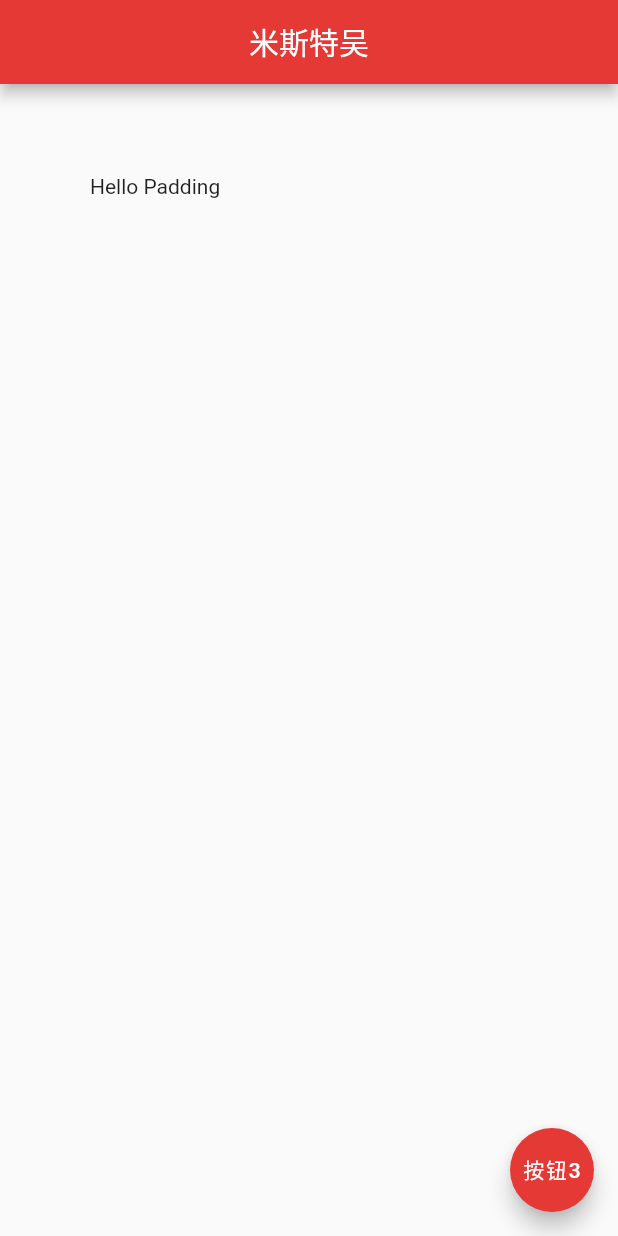
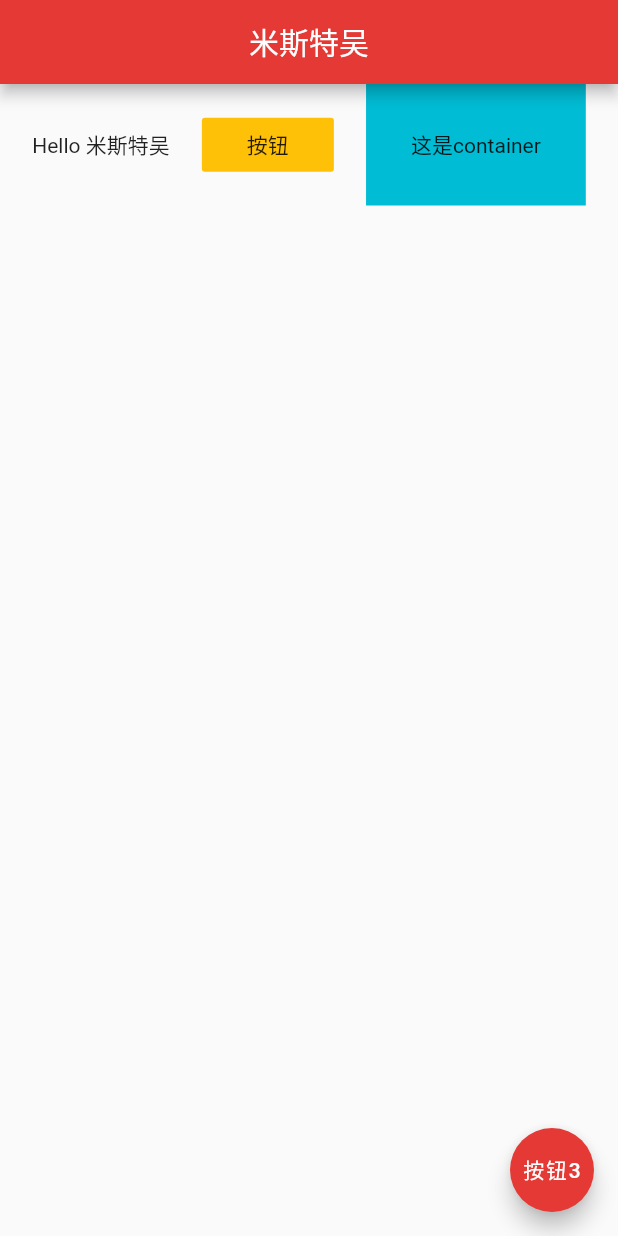
Before and after one commit to hemiahwu/flutter-basic-playlist, a Flutter app: the screen it shows after launch, on a phone screen of 412 x 824 dp. Run offline on Flutter 3.47's test engine with Material 2 defaults, Android fonts, the phone set to English and light mode, and no system bars.

Commit message:
lesson-9

```diff
--- a/lib/main.dart
+++ b/lib/main.dart
@@ -13,18 +13,24 @@ class Home extends StatelessWidget {
         centerTitle: true,
         backgroundColor: Colors.red[600],
       ),
-      body: Padding(
-        padding: EdgeInsets.all(60.0),
-        child: Text("Hello Padding"),
+      body: Row(
+        // 行内摆放: 横向摆放 纵向摆放
+        mainAxisAlignment: MainAxisAlignment.spaceEvenly,
+        crossAxisAlignment: CrossAxisAlignment.center,
+        children: <Widget>[
+          Text("Hello 米斯特吴"),
+          FlatButton(
+            onPressed: () {},
+            color:Colors.amber,
+            child: Text("按钮"),
+          ),
+          Container(
+            color: Colors.cyan,
+            padding: EdgeInsets.all(30.0),
+            child: Text("这是container"),
+          )
+        ],
       ),
-//      Container(
-//        child: Text("Hello Flutter"),
-//        color: Colors.grey[400],
-//        margin: EdgeInsets.all(50.0),
-//        padding: EdgeInsets.symmetric(vertical:30.0,horizontal: 30.0),
-////        padding: EdgeInsets.fromLTRB(10.0, 20.0, 30.0, 40.0),
-////        padding: EdgeInsets.all(90.0),
-//      ),
       floatingActionButton: FloatingActionButton(
         backgroundColor: Colors.red[600],
         child: Text("按钮3"),
```
